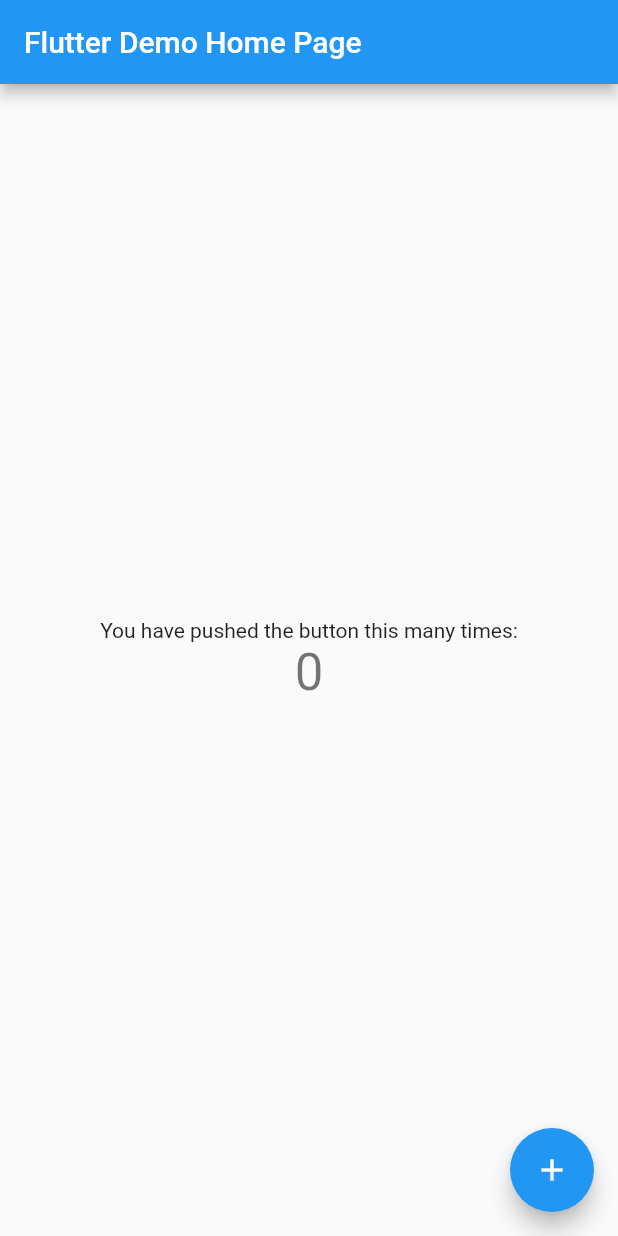
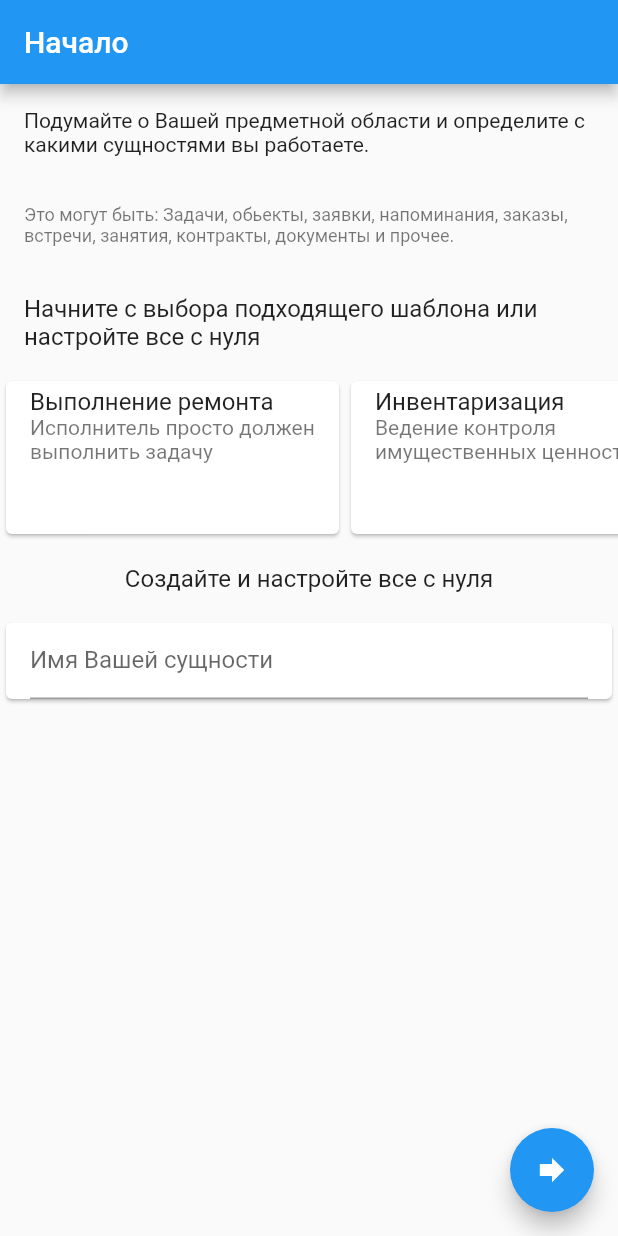
Before and after one commit to nailgilaziev/architecto, a Flutter app: the screen it shows after launch, on a phone screen of 412 x 824 dp. Run offline on Flutter 3.47's test engine with Material 2 defaults, Android fonts, the phone set to English and light mode, and no system bars.

Commit message:
first prototype of start window

```diff
--- a/lib/main.dart
+++ b/lib/main.dart
@@ -7,19 +7,11 @@ class MyApp extends StatelessWidget {
   @override
   Widget build(BuildContext context) {
     return new MaterialApp(
-      title: 'Flutter Demo',
+      title: 'Architecto',
       theme: new ThemeData(
-        // This is the theme of your application.
-        //
-        // Try running your application with "flutter run". You'll see the
-        // application has a blue toolbar. Then, without quitting the app, try
-        // changing the primarySwatch below to Colors.green and then invoke
-        // "hot reload" (press "r" in the console where you ran "flutter run",
-        // or press Run > Flutter Hot Reload in IntelliJ). Notice that the
-        // counter didn't reset back to zero; the application is not restarted.
         primarySwatch: Colors.blue,
       ),
-      home: new MyHomePage(title: 'Flutter Demo Home Page'),
+      home: new MyHomePage(title: 'Начало'),
     );
   }
 }
@@ -40,6 +32,53 @@ class MyHomePage extends StatefulWidget {
 
   @override
   _MyHomePageState createState() => new _MyHomePageState();
+}
+
+class Template {
+  final String title;
+  final String summary;
+
+  const Template(this.title, this.summary);
+}
+
+class TemplateList extends StatefulWidget {
+  final List<Template> templates;
+
+  TemplateList({Key key, this.templates}) : super(key: key);
+
+  @override
+  State<StatefulWidget> createState() => new _TemplateListState();
+}
+
+class _TemplateListState extends State<TemplateList> {
+  @override
+  Widget build(BuildContext context) {
+    return new Container(
+      height: 110.0,
+      child: new ListView(
+          scrollDirection: Axis.horizontal,
+          itemExtent: 230.0,
+          children: widget.templates.map((Template template) {
+            return new _TemplateItem(template);
+          }).toList()),
+    );
+  }
+}
+
+class _TemplateItem extends StatelessWidget {
+  final Template template;
+
+  _TemplateItem(this.template) : super(key: new ObjectKey(template));
+
+  @override
+  Widget build(BuildContext context) {
+    return new Card(
+      child: new ListTile(
+        title: new Text(template.title),
+        subtitle: new Text(template.summary),
+      ),
+    );
+  }
 }
 
 class _MyHomePageState extends State<MyHomePage> {
@@ -64,37 +103,66 @@ class _MyHomePageState extends State<MyHomePage> {
     // The Flutter framework has been optimized to make rerunning build methods
     // fast, so that you can just rebuild anything that needs updating rather
     // than having to individually change instances of widgets.
+    var scrollController = new ScrollController();
     return new Scaffold(
       appBar: new AppBar(
         // Here we take the value from the MyHomePage object that was created by
         // the App.build method, and use it to set our appbar title.
         title: new Text(widget.title),
       ),
-      body: new Center(
-        // Center is a layout widget. It takes a single child and positions it
-        // in the middle of the parent.
+      body: new SingleChildScrollView(
+        controller: scrollController,
         child: new Column(
-          // Column is also layout widget. It takes a list of children and
-          // arranges them vertically. By default, it sizes itself to fit its
-          // children horizontally, and tries to be as tall as its parent.
-          //
-          // Invoke "debug paint" (press "p" in the console where you ran
-          // "flutter run", or select "Toggle Debug Paint" from the Flutter tool
-          // window in IntelliJ) to see the wireframe for each widget.
-          //
-          // Column has various properties to control how it sizes itself and
-          // how it positions its children. Here we use mainAxisAlignment to
-          // center the children vertically; the main axis here is the vertical
-          // axis because Columns are vertical (the cross axis would be
-          // horizontal).
-          mainAxisAlignment: MainAxisAlignment.center,
+          mainAxisAlignment: MainAxisAlignment.start,
           children: <Widget>[
-            new Text(
-              'You have pushed the button this many times:',
+            new Padding(
+              padding: new EdgeInsets.all(16.0),
+              child: new Text(
+                'Подумайте о Вашей предметной области и определите с какими сущностями вы работаете.',
+                style: Theme.of(context).textTheme.body1,
+              ),
             ),
-            new Text(
-              '$_counter',
-              style: Theme.of(context).textTheme.display1,
+            new Padding(
+              padding: new EdgeInsets.all(16.0),
+              child: new Text(
+                'Это могут быть: Задачи, обьекты, заявки, напоминания, заказы, встречи, занятия, контракты, документы и прочее.',
+                style: Theme.of(context).textTheme.caption,
+              ),
+            ),
+            new Padding(
+              padding: new EdgeInsets.all(16.0),
+              child: new Text(
+                'Начните с выбора подходящего шаблона или настройте все с нуля',
+                style: Theme.of(context).textTheme.subhead,
+              ),
+            ),
+            new TemplateList(
+              templates: [
+                new Template('Выполнение ремонта',
+                    'Исполнитель просто должен выполнить задачу'),
+                new Template('Инвентаризация',
+                    'Ведение контроля имущественных ценностей'),
+                new Template('Деятельность', 'Что нужно сделать исполнителю'),
+              ],
+            ),
+            new Padding(
+              padding: new EdgeInsets.all(16.0),
+              child: new Text(
+                'Создайте и настройте все с нуля',
+                style: Theme.of(context).textTheme.subhead,
+              ),
+            ),
+            new Card(
+              child: new Padding(
+                padding: const EdgeInsets.symmetric(horizontal: 16.0),
+                child: new TextField(
+                  decoration: new InputDecoration(
+                      labelText: 'Имя Вашей сущности',
+                      hintText: 'например: Заявки',
+                      hideDivider: true,
+                      isDense: true),
+                ),
+              ),
             ),
           ],
         ),
@@ -102,7 +170,7 @@ class _MyHomePageState extends State<MyHomePage> {
       floatingActionButton: new FloatingActionButton(
         onPressed: _incrementCounter,
         tooltip: 'Increment',
-        child: new Icon(Icons.add),
+        child: new Icon(Icons.forward),
       ), // This trailing comma makes auto-formatting nicer for build methods.
     );
   }
```
